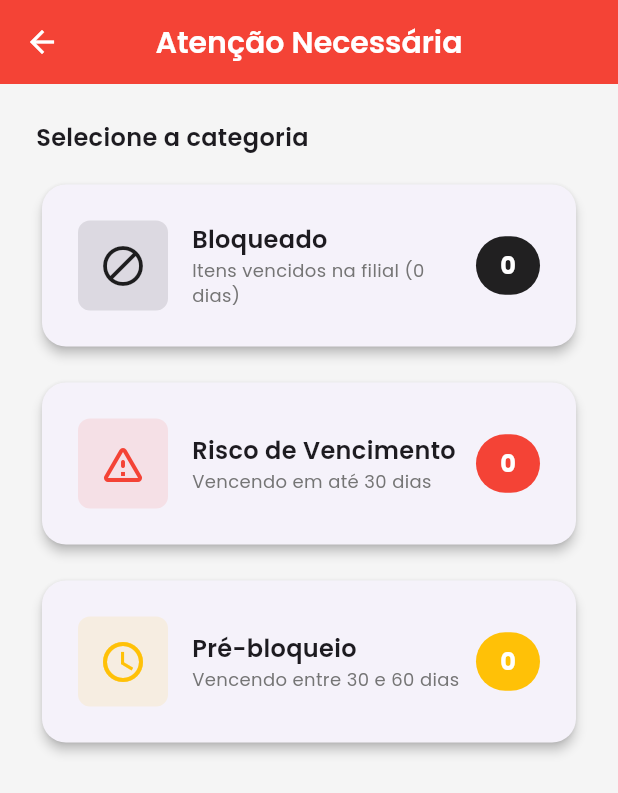
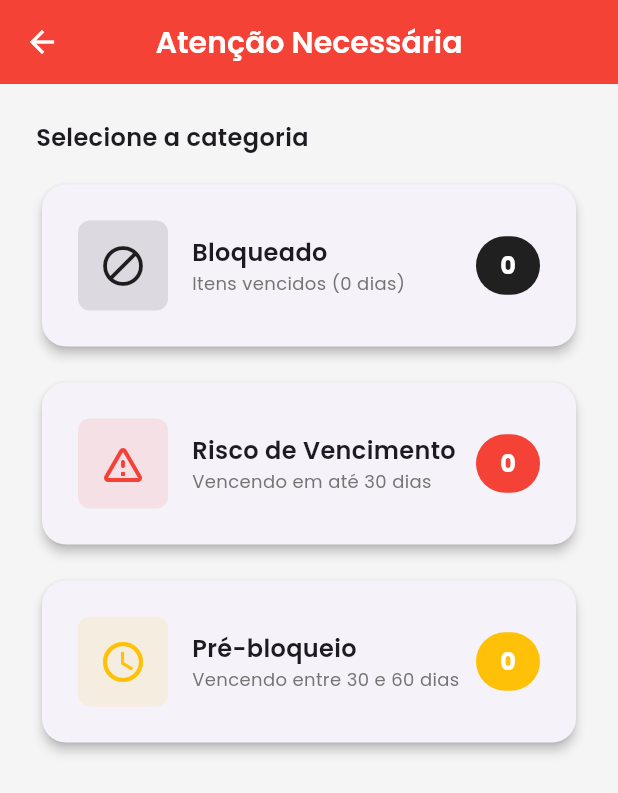
Before and after one commit to GSOData/app-sku, a Flutter app: the CriticalMenuScreen screen opened directly, on a phone screen of 412 x 824 dp. Shown: the top 793 px of the screen. Run offline on Flutter 3.47's test engine with Material 3 defaults, Android fonts, the light colour scheme and no system bars; our stand-ins replace file_picker, google_fonts, shared_preferences; accounts and stored records are empty; network calls fail.

Commit message:
fix: ajuste itens vencidos

```diff
--- a/app_mobile/lib/screens/critical_menu_screen.dart
+++ b/app_mobile/lib/screens/critical_menu_screen.dart
@@ -107,7 +107,7 @@ class _CriticalMenuScreenState extends State<CriticalMenuScreen> {
                   if (authService.usuario?.isVendedor == false) ...[
                     _buildMenuCard(
                       title: 'Bloqueado',
-                      subtitle: 'Itens vencidos na filial (0 dias)',
+                      subtitle: 'Itens vencidos (0 dias)',
                       count: _bloqueadosVencidos.length,
                       color: Colors.black87,
                       icon: Icons.block,
```
